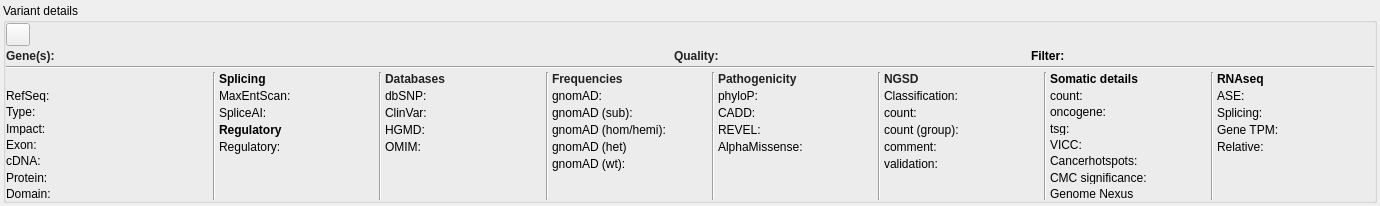
Old version of the form src/GSvar/VariantDetailsDockWidget.ui in the repository imgag/ngs-bits.
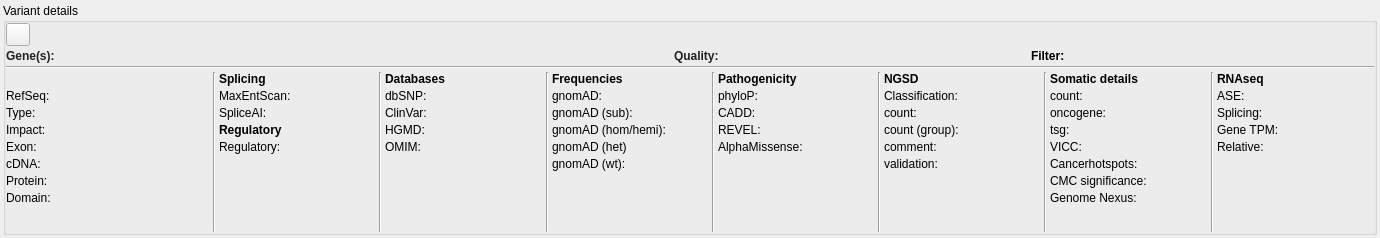
New version of the form. Icons and pictures are not drawn.

Commit message: GSvar: RNA and somatic variant details are only shown if the columns exist in the GSvar file

Diff of the .ui file:
```diff
--- a/src/GSvar/VariantDetailsDockWidget.ui
+++ b/src/GSvar/VariantDetailsDockWidget.ui
@@ -7,7 +7,7 @@
     <x>0</x>
     <y>0</y>
     <width>1380</width>
-    <height>206</height>
+    <height>238</height>
    </rect>
   </property>
   <property name="sizePolicy">
@@ -271,7 +271,7 @@
        </widget>
       </item>
       <item>
-       <layout class="QHBoxLayout" name="horizontalLayout_2" stretch="1,0,1,0,1,0,1,0,1,0,1,0,1,0,1">
+       <layout class="QHBoxLayout" name="horizontalLayout_2" stretch="0,0,0,0,0,0,0,0,0,0,0,0,0,0,0">
         <property name="spacing">
          <number>3</number>
         </property>
@@ -898,8 +898,13 @@
           </item>
           <item row="0" column="0" colspan="2">
            <widget class="QLabel" name="label_5">
+            <property name="font">
+             <font>
+              <bold>true</bold>
+             </font>
+            </property>
             <property name="text">
-             <string>&lt;html&gt;&lt;head/&gt;&lt;body&gt;&lt;p&gt;&lt;span style=&quot; font-weight:600; color:#222222;&quot;&gt;Databases&lt;/span&gt;&lt;/p&gt;&lt;/body&gt;&lt;/html&gt;</string>
+             <string>Databases</string>
             </property>
            </widget>
           </item>
@@ -1158,8 +1163,13 @@
           </item>
           <item row="0" column="0" colspan="2">
            <widget class="QLabel" name="label_15">
+            <property name="font">
+             <font>
+              <bold>true</bold>
+             </font>
+            </property>
             <property name="text">
-             <string>&lt;html&gt;&lt;head/&gt;&lt;body&gt;&lt;p&gt;&lt;span style=&quot; font-weight:600; color:#222222;&quot;&gt;Frequencies&lt;/span&gt;&lt;/p&gt;&lt;/body&gt;&lt;/html&gt;</string>
+             <string>Frequencies</string>
             </property>
            </widget>
           </item>
@@ -1298,8 +1308,13 @@
           </item>
           <item row="0" column="0" colspan="2">
            <widget class="QLabel" name="label">
+            <property name="font">
+             <font>
+              <bold>true</bold>
+             </font>
+            </property>
             <property name="text">
-             <string>&lt;html&gt;&lt;head/&gt;&lt;body&gt;&lt;p&gt;&lt;span style=&quot; font-weight:600; color:#222222;&quot;&gt;Pathogenicity&lt;/span&gt;&lt;/p&gt;&lt;/body&gt;&lt;/html&gt;</string>
+             <string>Pathogenicity</string>
             </property>
            </widget>
           </item>
@@ -1608,8 +1623,13 @@
           </item>
           <item row="0" column="0" colspan="2">
            <widget class="QLabel" name="label_22">
+            <property name="font">
+             <font>
+              <bold>true</bold>
+             </font>
+            </property>
             <property name="text">
-             <string>&lt;html&gt;&lt;head/&gt;&lt;body&gt;&lt;p&gt;&lt;span style=&quot; font-weight:600; color:#222222;&quot;&gt;NGSD&lt;/span&gt;&lt;/p&gt;&lt;/body&gt;&lt;/html&gt;</string>
+             <string>NGSD</string>
             </property>
            </widget>
           </item>
@@ -1859,7 +1879,7 @@
           <item row="7" column="0">
            <widget class="QLabel" name="label_genome_nexus">
             <property name="text">
-             <string>Genome Nexus</string>
+             <string>Genome Nexus:</string>
             </property>
            </widget>
           </item>
```
Left out of the diff: 8 changed lines with no effect on the pictures. The commit also changes 9 other files.
